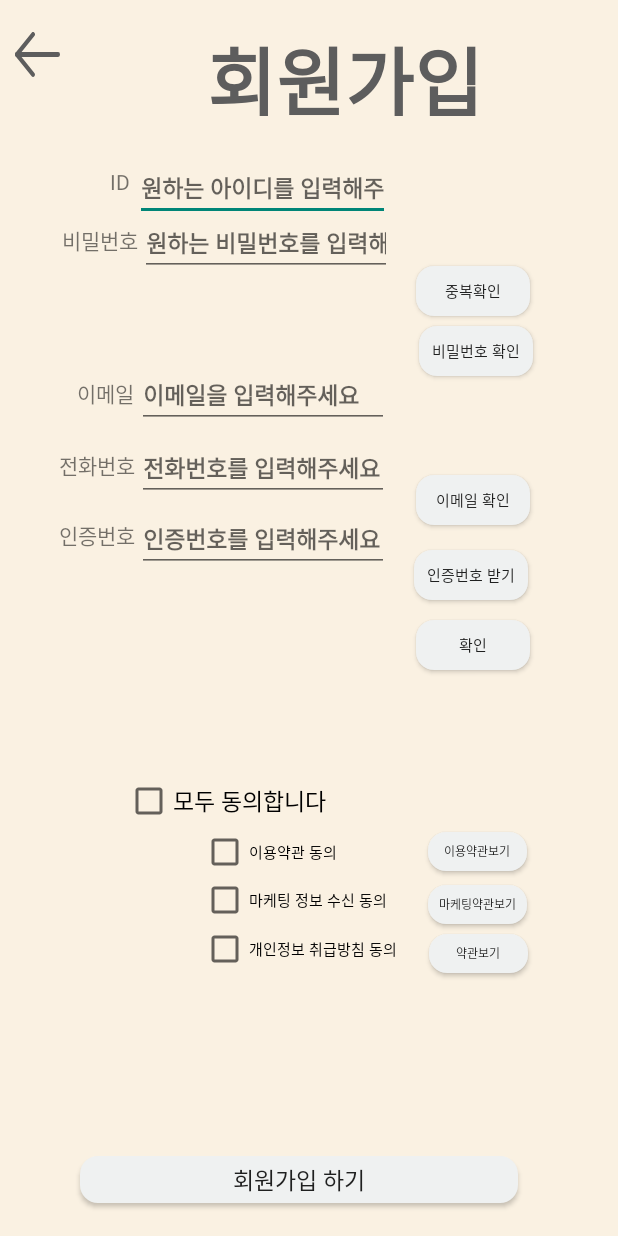
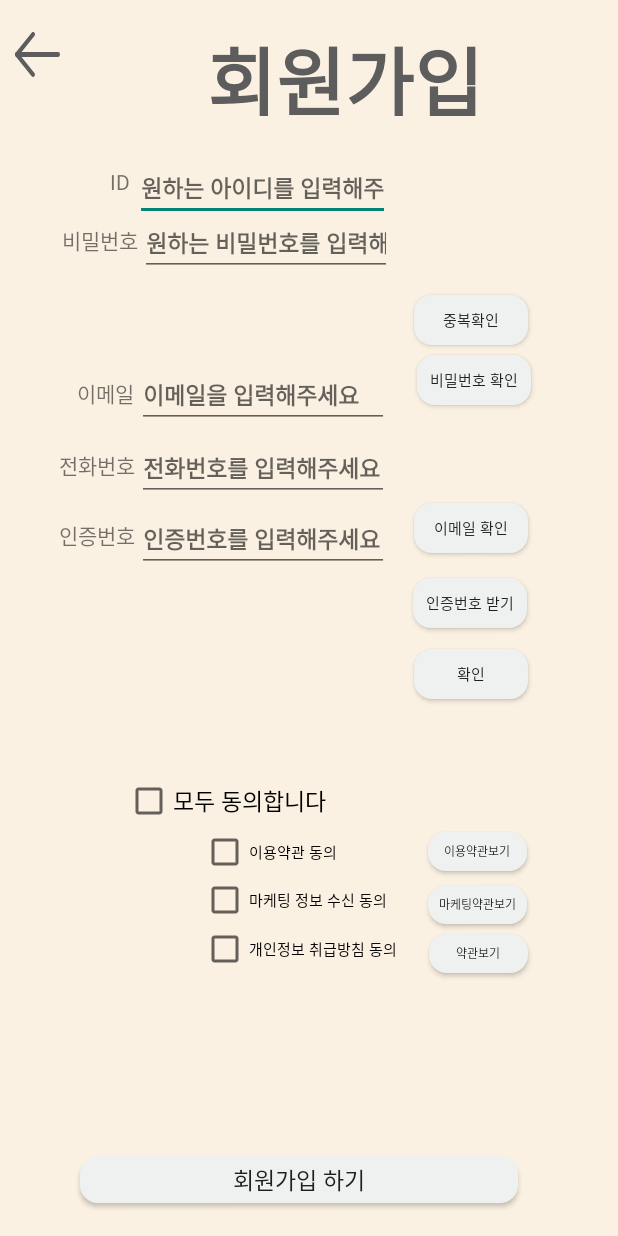
Before and after one commit to Junbeetime/Mapping, an Android app: the SignUpActivity screen opened directly, with no data from a screen before it, on a phone screen of 412 x 824 dp. Run offline under Robolectric (Android 15) with nearby library versions, the phone set to English and light mode, and no system bars.

Commit message:
5-28-21:14

```diff
--- a/app/src/main/res/layout/activity_sign_up.xml
+++ b/app/src/main/res/layout/activity_sign_up.xml
@@ -118,11 +118,39 @@
         android:layout_alignParentStart="true"
         android:layout_alignParentBottom="true"
         android:layout_centerHorizontal="true"
-        android:layout_marginStart="277dp"
-        android:layout_marginBottom="613dp"
+        android:layout_marginStart="276dp"
+        android:layout_marginBottom="594dp"
         android:background="@drawable/solid_diary_button"
         android:fontFamily="@font/sangju_gotgam"
         android:text="중복확인"
+        android:textSize="10sp" />
+
+    <Button
+        android:id="@+id/Sign_email_certification_button"
+        android:layout_width="76dp"
+        android:layout_height="33dp"
+        android:layout_alignParentStart="true"
+        android:layout_alignParentBottom="true"
+        android:layout_centerHorizontal="true"
+        android:layout_marginStart="276dp"
+        android:layout_marginBottom="358dp"
+        android:background="@drawable/solid_diary_button"
+        android:fontFamily="@font/sangju_gotgam"
+        android:text="확인"
+        android:textSize="10sp" />
+
+    <Button
+        android:id="@+id/Sign_email_check_button"
+        android:layout_width="76dp"
+        android:layout_height="33dp"
+        android:layout_alignParentStart="true"
+        android:layout_alignParentBottom="true"
+        android:layout_centerHorizontal="true"
+        android:layout_marginStart="276dp"
+        android:layout_marginBottom="455dp"
+        android:background="@drawable/solid_diary_button"
+        android:fontFamily="@font/sangju_gotgam"
+        android:text="이메일 확인"
         android:textSize="10sp" />
 
     <Button
@@ -132,11 +160,25 @@
         android:layout_alignParentStart="true"
         android:layout_alignParentBottom="true"
         android:layout_centerHorizontal="true"
-        android:layout_marginStart="279dp"
-        android:layout_marginBottom="573dp"
+        android:layout_marginStart="278dp"
+        android:layout_marginBottom="554dp"
         android:background="@drawable/solid_diary_button"
         android:fontFamily="@font/sangju_gotgam"
         android:text="비밀번호 확인"
+        android:textSize="10sp" />
+
+    <Button
+        android:id="@+id/Sign_email_phone_button"
+        android:layout_width="76dp"
+        android:layout_height="33dp"
+        android:layout_alignParentStart="true"
+        android:layout_alignParentBottom="true"
+        android:layout_centerHorizontal="true"
+        android:layout_marginStart="275dp"
+        android:layout_marginBottom="405dp"
+        android:background="@drawable/solid_diary_button"
+        android:fontFamily="@font/sangju_gotgam"
+        android:text="인증번호 받기"
         android:textSize="10sp" />
 
     <TextView
@@ -175,20 +217,6 @@
         tools:layout_editor_absoluteY="87dp" />
 
 
-    <Button
-        android:id="@+id/Sign_email_check_button"
-        android:layout_width="76dp"
-        android:layout_height="33dp"
-        android:layout_alignParentStart="true"
-        android:layout_alignParentBottom="true"
-        android:layout_centerHorizontal="true"
-        android:layout_marginStart="277dp"
-        android:layout_marginBottom="474dp"
-        android:background="@drawable/solid_diary_button"
-        android:fontFamily="@font/sangju_gotgam"
-        android:text="이메일 확인"
-        android:textSize="10sp" />
-
     <TextView
         android:id="@+id/sign_phone_text"
         android:layout_width="75dp"
@@ -223,20 +251,6 @@
         app:layout_constraintHorizontal_bias="0.515"
         app:layout_constraintStart_toStartOf="parent"
         tools:layout_editor_absoluteY="87dp" />
-
-    <Button
-        android:id="@+id/Sign_email_phone_button"
-        android:layout_width="76dp"
-        android:layout_height="33dp"
-        android:layout_alignParentStart="true"
-        android:layout_alignParentBottom="true"
-        android:layout_centerHorizontal="true"
-        android:layout_marginStart="276dp"
-        android:layout_marginBottom="424dp"
-        android:background="@drawable/solid_diary_button"
-        android:fontFamily="@font/sangju_gotgam"
-        android:text="인증번호 받기"
-        android:textSize="10sp" />
 
     <TextView
         android:id="@+id/sign_certification_text"
@@ -273,20 +287,6 @@
         app:layout_constraintStart_toStartOf="parent"
         tools:layout_editor_absoluteY="87dp" />
 
-
-    <Button
-        android:id="@+id/Sign_email_certification_button"
-        android:layout_width="76dp"
-        android:layout_height="33dp"
-        android:layout_alignParentStart="true"
-        android:layout_alignParentBottom="true"
-        android:layout_centerHorizontal="true"
-        android:layout_marginStart="277dp"
-        android:layout_marginBottom="377dp"
-        android:background="@drawable/solid_diary_button"
-        android:fontFamily="@font/sangju_gotgam"
-        android:text="확인"
-        android:textSize="10sp" />
 
     <CheckBox
         android:id="@+id/sign_agree_checkbox"
@@ -352,6 +352,7 @@
         android:fontFamily="@font/sangju_gotgam"
         android:text="이용약관보기"
         android:textSize="8sp" />
+
     <Button
         android:id="@+id/sign_agree2_button"
         android:layout_width="66dp"
```
Also changed, not shown: app/src/main/java/com/gachon/mapping/DBHelper.java (added, +69 -0 lines), app/src/main/java/com/gachon/mapping/Diary.java (+30 -1 lines), app/src/main/java/com/gachon/mapping/Tableinfo.java (added, +10 -0 lines), app/src/main/res/layout/activity_diary.xml (+16 -1 lines), app/src/main/res/layout/activity_find_sign.xml (+58 -58 lines).
